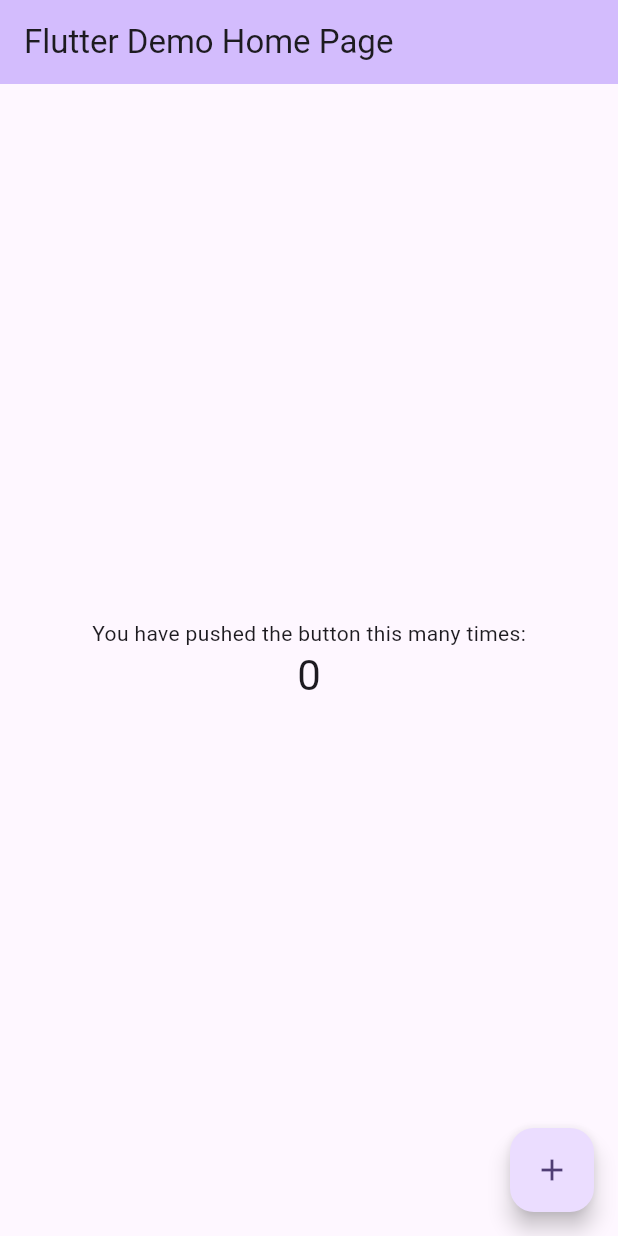
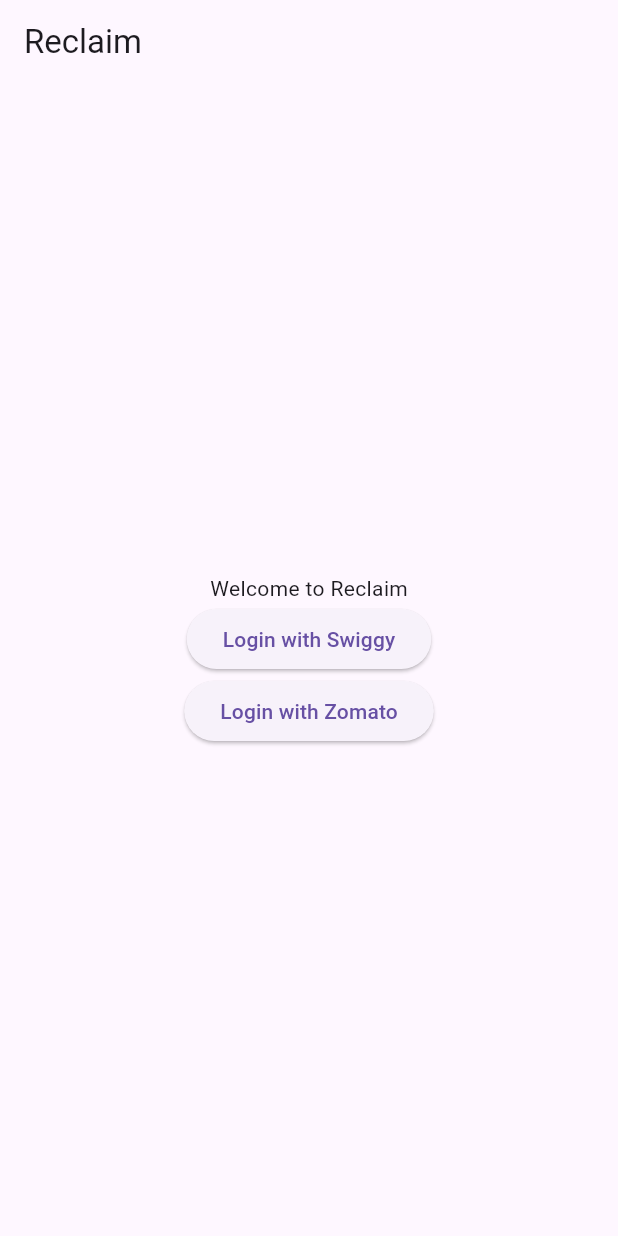
Before and after one commit to fizy069/reclaim-lollipop, a Flutter app: the screen it shows after launch, on a phone screen of 412 x 824 dp. Run offline on Flutter 3.47's test engine with Material 3 defaults, Android fonts, the light colour scheme and no system bars; missing offline and left inert: reclaim_flutter.

Commit message:
login via swiggy

```diff
--- a/lib/main.dart
+++ b/lib/main.dart
@@ -1,125 +1,7 @@
 import 'package:flutter/material.dart';
+import 'package:reclaim_flutter/reclaim_flutter.dart';
+import 'package:reclaim_lollipop/screens/login.dart';
 
 void main() {
-  runApp(const MyApp());
+  runApp(MaterialApp(home: const LoginScreen()));
 }
-
-class MyApp extends StatelessWidget {
-  const MyApp({super.key});
-
-  // This widget is the root of your application.
-  @override
-  Widget build(BuildContext context) {
-    return MaterialApp(
-      title: 'Flutter Demo',
-      theme: ThemeData(
-        // This is the theme of your application.
-        //
-        // TRY THIS: Try running your application with "flutter run". You'll see
-        // the application has a purple toolbar. Then, without quitting the app,
-        // try changing the seedColor in the colorScheme below to Colors.green
-        // and then invoke "hot reload" (save your changes or press the "hot
-        // reload" button in a Flutter-supported IDE, or press "r" if you used
-        // the command line to start the app).
-        //
-        // Notice that the counter didn't reset back to zero; the application
-        // state is not lost during the reload. To reset the state, use hot
-        // restart instead.
-        //
-        // This works for code too, not just values: Most code changes can be
-        // tested with just a hot reload.
-        colorScheme: ColorScheme.fromSeed(seedColor: Colors.deepPurple),
-        useMaterial3: true,
-      ),
-      home: const MyHomePage(title: 'Flutter Demo Home Page'),
-    );
-  }
-}
-
-class MyHomePage extends StatefulWidget {
-  const MyHomePage({super.key, required this.title});
-
-  // This widget is the home page of your application. It is stateful, meaning
-  // that it has a State object (defined below) that contains fields that affect
-  // how it looks.
-
-  // This class is the configuration for the state. It holds the values (in this
-  // case the title) provided by the parent (in this case the App widget) and
-  // used by the build method of the State. Fields in a Widget subclass are
-  // always marked "final".
-
-  final String title;
-
-  @override
-  State<MyHomePage> createState() => _MyHomePageState();
-}
-
-class _MyHomePageState extends State<MyHomePage> {
-  int _counter = 0;
-
-  void _incrementCounter() {
-    setState(() {
-      // This call to setState tells the Flutter framework that something has
-      // changed in this State, which causes it to rerun the build method below
-      // so that the display can reflect the updated values. If we changed
-      // _counter without calling setState(), then the build method would not be
-      // called again, and so nothing would appear to happen.
-      _counter++;
-    });
-  }
-
-  @override
-  Widget build(BuildContext context) {
-    // This method is rerun every time setState is called, for instance as done
-    // by the _incrementCounter method above.
-    //
-    // The Flutter framework has been optimized to make rerunning build methods
-    // fast, so that you can just rebuild anything that needs updating rather
-    // than having to individually change instances of widgets.
-    return Scaffold(
-      appBar: AppBar(
-        // TRY THIS: Try changing the color here to a specific color (to
-        // Colors.amber, perhaps?) and trigger a hot reload to see the AppBar
-        // change color while the other colors stay the same.
-        backgroundColor: Theme.of(context).colorScheme.inversePrimary,
-        // Here we take the value from the MyHomePage object that was created by
-        // the App.build method, and use it to set our appbar title.
-        title: Text(widget.title),
-      ),
-      body: Center(
-        // Center is a layout widget. It takes a single child and positions it
-        // in the middle of the parent.
-        child: Column(
-          // Column is also a layout widget. It takes a list of children and
-          // arranges them vertically. By default, it sizes itself to fit its
-          // children horizontally, and tries to be as tall as its parent.
-          //
-          // Column has various properties to control how it sizes itself and
-          // how it positions its children. Here we use mainAxisAlignment to
-          // center the children vertically; the main axis here is the vertical
-          // axis because Columns are vertical (the cross axis would be
-          // horizontal).
-          //
-          // TRY THIS: Invoke "debug painting" (choose the "Toggle Debug Paint"
-          // action in the IDE, or press "p" in the console), to see the
-          // wireframe for each widget.
-          mainAxisAlignment: MainAxisAlignment.center,
-          children: <Widget>[
-            const Text(
-              'You have pushed the button this many times:',
-            ),
-            Text(
-              '$_counter',
-              style: Theme.of(context).textTheme.headlineMedium,
-            ),
-          ],
-        ),
-      ),
-      floatingActionButton: FloatingActionButton(
-        onPressed: _incrementCounter,
-        tooltip: 'Increment',
-        child: const Icon(Icons.add),
-      ), // This trailing comma makes auto-formatting nicer for build methods.
-    );
-  }
-}
--- /dev/null
+++ b/lib/screens/login.dart
@@ -0,0 +1,48 @@
+import 'package:flutter/material.dart';
+import 'qrscreen.dart';
+
+class LoginScreen extends StatefulWidget {
+  const LoginScreen({super.key});
+
+  @override
+  State<LoginScreen> createState() => _LoginScreenState();
+}
+
+class _LoginScreenState extends State<LoginScreen> {
+  @override
+  Widget build(BuildContext context) {
+    return Scaffold(
+      appBar: AppBar(
+        title: const Text('Reclaim'),
+      ),
+      body: Center(
+        child: Column(
+          mainAxisAlignment: MainAxisAlignment.center,
+          children: <Widget>[
+            const Text(
+              'Welcome to Reclaim',
+            ),
+            ElevatedButton(
+              onPressed: () {
+                Navigator.push(
+                  context,
+                  MaterialPageRoute(builder: (context) => const QRScreen()),
+                );
+              },
+              child: const Text('Login with Swiggy'),
+            ),
+            ElevatedButton(
+              onPressed: () {
+                Navigator.push(
+                  context,
+                  MaterialPageRoute(builder: (context) => const QRScreen()),
+                );
+              },
+              child: const Text('Login with Zomato'),
+            ),
+          ],
+        ),
+      ),
+    );
+  }
+}
--- a/pubspec.yaml
+++ b/pubspec.yaml
@@ -19,7 +19,7 @@
 version: 1.0.0+1
 
 environment:
-  sdk: '>=3.2.4 <4.0.0'
+  sdk: '>=3.2.3 <4.0.0'
 
 # Dependencies specify other packages that your package needs in order to work.
 # To automatically upgrade your package dependencies to the latest versions
@@ -35,6 +35,7 @@
   # The following adds the Cupertino Icons font to your application.
   # Use with the CupertinoIcons class for iOS style icons.
   cupertino_icons: ^1.0.2
+  reclaim_flutter: ^0.1.32
 
 dev_dependencies:
   flutter_test:
```
Also changed, not shown: lib/screens/coupan_page.dart (added, +28 -0 lines), lib/screens/qrscreen.dart (added, +61 -0 lines), pubspec.lock, 1 other file.
